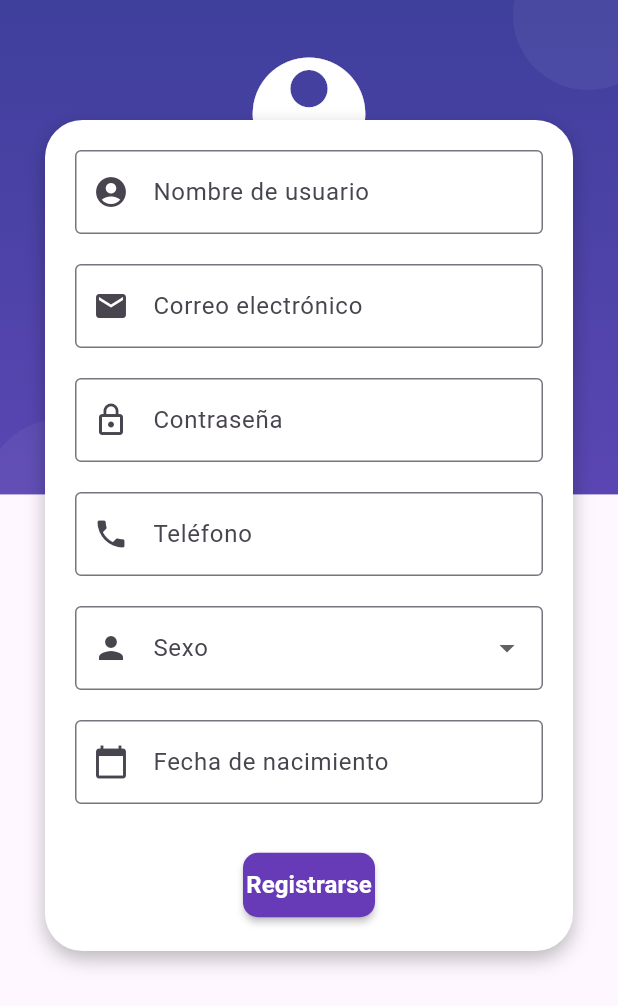
After one commit to juanvi1921/PMDM, a Flutter app: the LoginScreen screen opened directly, after a tap on "Acceder", after a tap on "¿No tienes una cuenta? Crea una aquí.", on a phone screen of 412 x 824 dp. The commit adds this screen. Shown: the top 1006 px of the screen. Run offline on Flutter 3.47's test engine with Material 3 defaults, Android fonts, the phone set to English and light mode, and no system bars; our stand-ins replace card_swiper, flutter_secure_storage, google_maps_flutter, shared_preferences, sqflite; missing offline and left inert: mobile_scanner; accounts and stored records are empty; network calls fail.

Commit message:
commit con el seminario 6 y la tarea completadas

```diff
--- a/productos_app/lib/main.dart
+++ b/productos_app/lib/main.dart
@@ -1,6 +1,8 @@
 import 'package:flutter/material.dart';
+import 'package:productos_app/screens/login_screen.dart';
 import 'package:productos_app/screens/home_screen.dart';
-import 'package:productos_app/screens/login_screen.dart';
+import 'package:productos_app/providers/login_form_provider.dart'; // Importa el LoginFormProvider
+import 'package:provider/provider.dart'; // Importa el paquete provider
 
 void main() => runApp(const MyApp());
 
@@ -9,7 +11,9 @@ class MyApp extends StatelessWidget {
 
   @override
   Widget build(BuildContext context) {
-    return MaterialApp(
+    return ChangeNotifierProvider(
+      create: (_) => LoginFormProvider(), // Proveemos LoginFormProvider
+      child: MaterialApp(
         debugShowCheckedModeBanner: false,
         title: 'Productos App',
         initialRoute: 'login',
@@ -20,13 +24,7 @@ class MyApp extends StatelessWidget {
           'login': (context) => const LoginScreen(),
           'home': (context) => const HomeScreen(),
         },
-      home: Scaffold(
-        appBar: AppBar(
-          title: const Text('Material App Bar'),
-        ),
-        body: const Center(
-          child: Text('Hello World'),
-        ),
+        // Eliminamos home, porque ya estamos usando rutas
       ),
     );
   }
--- /dev/null
+++ b/productos_app/lib/providers/login_form_provider.dart
@@ -0,0 +1,67 @@
+import 'package:flutter/material.dart';
+
+class LoginFormProvider extends ChangeNotifier {
+  // Definimos los campos para el correo electrónico y la contraseña
+  String _email = '';
+  String _password = '';
+
+  // Definimos una GlobalKey para el formulario
+  final GlobalKey<FormState> formKey = GlobalKey<FormState>();
+
+  // Propiedad para controlar el estado de carga
+  bool _isLoading = false;
+
+  // Getters para acceder a los valores de los campos
+  String get email => _email;
+  String get password => _password;
+  bool get isLoading => _isLoading;
+
+  // Setters para actualizar los valores de los campos
+  set email(String value) {
+    _email = value;
+    notifyListeners(); // Notificamos a los listeners cuando el valor cambia
+  }
+
+  set password(String value) {
+    _password = value;
+    notifyListeners(); // Notificamos a los listeners cuando el valor cambia
+  }
+
+  // Setter para actualizar el estado de carga
+  set isLoading(bool value) {
+    _isLoading = value;
+    notifyListeners(); // Notificamos a los listeners cuando el valor cambia
+  }
+
+  // Método para validar los datos del formulario
+  bool isValidForm() {
+    // Validamos el formulario usando la formKey y el método validate()
+    return formKey.currentState?.validate() ?? false;
+  }
+
+  // Método para validar el correo electrónico
+  String? isValidEmail(String? value) {
+    if (value == null || value.isEmpty) {
+      return 'Por favor ingresa tu correo electrónico';
+    }
+
+    String pattern =
+        r'^(([^<>()[\]\\.,;:\s@\"]+(\.[^<>()[\]\\.,;:\s@\"]+)*)|(\".+\"))@((\[[0-9]{1,3}\.[0-9]{1,3}\.[0-9]{1,3}\.[0-9]{1,3}\])|(([a-zA-Z\-0-9]+\.)+[a-zA-Z]{2,}))$';
+    RegExp regExp = RegExp(pattern);
+
+    if (!regExp.hasMatch(value)) {
+      return 'Por favor ingresa un correo electrónico válido';
+    }
+    return null; // Si es válido
+  }
+
+  // Método para validar la contraseña
+  String? isValidPassword(String? value) {
+    if (value == null || value.isEmpty) {
+      return 'Por favor ingresa tu contraseña';
+    } else if (value.length < 6) {
+      return 'La contraseña debe contener al menos 6 caracteres';
+    }
+    return null; // Si es válido
+  }
+}
--- a/productos_app/lib/screens/login_screen.dart
+++ b/productos_app/lib/screens/login_screen.dart
@@ -1,24 +1,44 @@
 import 'package:flutter/material.dart';
-import 'package:productos_app/widgets/auth_background.dart';
+import 'package:productos_app/screens/register_screen.dart';
+import 'package:productos_app/widgets/widgets.dart';
 
 class LoginScreen extends StatelessWidget {
-  const LoginScreen({super.key});
+  const LoginScreen({Key? key}) : super(key: key);
 
   @override
   Widget build(BuildContext context) {
-    return const Scaffold(
+    return Scaffold(
       body: AuthBackground(
-          child: SingleChildScrollView(
-        child: Column(
-          children: const [
-            SizedBox(height: 250),
-            Text(
-              'LoginScreen',
-              style: TextStyle(fontSize: 24, fontWeight: FontWeight.bold),
-            ),
-          ],
+        child: SingleChildScrollView(
+          child: Column(
+            children: [
+              const SizedBox(height: 250),
+              CardContainer(
+                child: LoginForm(), // Uso del widget LoginForm
+              ),
+              const SizedBox(height: 20),
+              GestureDetector(
+                onTap: () {
+                  // Navegar a la pantalla de registro cuando se toque el texto
+                  Navigator.push(
+                    context,
+                    MaterialPageRoute(
+                        builder: (context) => const RegisterScreen()),
+                  );
+                },
+                child: const Text(
+                  '¿No tienes una cuenta? Crea una aquí.',
+                  style: TextStyle(
+                    fontSize: 14,
+                    color: Colors.blue,
+                    fontWeight: FontWeight.w400,
+                  ),
+                ),
+              ),
+            ],
+          ),
         ),
-      )),
+      ),
     );
   }
 }
--- /dev/null
+++ b/productos_app/lib/screens/register_screen.dart
@@ -0,0 +1,25 @@
+import 'package:flutter/material.dart';
+import 'package:productos_app/widgets/register_form.dart';
+import 'package:productos_app/widgets/widgets.dart'; // Importar el botón de Login
+
+class RegisterScreen extends StatelessWidget {
+  const RegisterScreen({Key? key}) : super(key: key);
+
+  @override
+  Widget build(BuildContext context) {
+    return Scaffold(
+      body: AuthBackground(
+        child: SingleChildScrollView(
+          child: Column(
+            children: [
+              const SizedBox(height: 80),
+              CardContainer(
+                child: RegisterForm(), // Formulario de registro
+              ),
+            ],
+          ),
+        ),
+      ),
+    );
+  }
+}
--- /dev/null
+++ b/productos_app/lib/ui/input_decorations.dart
@@ -0,0 +1,19 @@
+import 'package:flutter/material.dart';
+
+class InputDecorations {
+  // Método estático que devuelve un InputDecoration personalizado
+  static InputDecoration authInputDecoration({
+    required String labelText,
+    IconData? icon, // Icono ahora es opcional
+    String? hintText, // El hintText también es opcional
+  }) {
+    return InputDecoration(
+      labelText: labelText,
+      hintText: hintText, // Puede ser null, y no se mostrará si no se pasa
+      prefixIcon: icon != null
+          ? Icon(icon)
+          : null, // Solo muestra el icono si no es null
+      border: const OutlineInputBorder(),
+    );
+  }
+}
--- a/productos_app/lib/widgets/auth_background.dart
+++ b/productos_app/lib/widgets/auth_background.dart
@@ -1,16 +1,20 @@
 import 'package:flutter/material.dart';
 
 class AuthBackground extends StatelessWidget {
-  const AuthBackground({super.key, required SingleChildScrollView child});
+  final Widget child;
+
+  const AuthBackground({super.key, required this.child});
 
   @override
   Widget build(BuildContext context) {
     return Container(
       width: double.infinity,
       height: double.infinity,
-      child: const Stack(
+      child: Stack(
         children: [
-          PurpleBox(),
+          const PurpleBox(),
+          const _HeaderIcon(),
+          child,
         ],
       ),
     );
@@ -27,7 +31,7 @@ class PurpleBox extends StatelessWidget {
     return Container(
       width: double.infinity,
       height: size.height * 0.4, // 40% of screen height
-      decoration: _purpleBackgorund(),
+      decoration: _purpleBackground(),
       child: Stack(
         children: [
           Positioned(
@@ -45,22 +49,12 @@ class PurpleBox extends StatelessWidget {
             left: -10,
             child: _Circle(),
           ),
-          const Positioned(
-            top: 40,
-            left: 0,
-            right: 0,
-            child: Icon(
-              Icons.person_pin,
-              color: Colors.white,
-              size: 100,
-            ),
-          ),
         ],
       ),
     );
   }
 
-  BoxDecoration _purpleBackgorund() {
+  BoxDecoration _purpleBackground() {
     return const BoxDecoration(
       gradient: LinearGradient(
         colors: [
@@ -87,3 +81,22 @@ class _Circle extends StatelessWidget {
     );
   }
 }
+
+class _HeaderIcon extends StatelessWidget {
+  const _HeaderIcon();
+
+  @override
+  Widget build(BuildContext context) {
+    return SafeArea(
+      child: Container(
+        width: double.infinity,
+        margin: const EdgeInsets.only(top: 30),
+        child: const Icon(
+          Icons.person_pin,
+          color: Colors.white,
+          size: 100,
+        ),
+      ),
+    );
+  }
+}
--- /dev/null
+++ b/productos_app/lib/widgets/card_container.dart
@@ -0,0 +1,34 @@
+import 'package:flutter/material.dart';
+
+class CardContainer extends StatelessWidget {
+  final Widget child;
+
+  const CardContainer({Key? key, required this.child}) : super(key: key);
+
+  @override
+  Widget build(BuildContext context) {
+    return Padding(
+      padding: const EdgeInsets.symmetric(horizontal: 30), // Padding externo
+      child: Container(
+        padding: const EdgeInsets.all(20), // Padding interno
+        width: double.infinity,
+        decoration: createCardShape(),
+        child: child, // El widget que se pase como parámetro
+      ),
+    );
+  }
+
+  BoxDecoration createCardShape() {
+    return BoxDecoration(
+      color: Colors.white,
+      borderRadius: BorderRadius.circular(25),
+      boxShadow: [
+        BoxShadow(
+          color: Colors.black26,
+          blurRadius: 10,
+          offset: const Offset(0, 5),
+        ),
+      ],
+    );
+  }
+}
--- /dev/null
+++ b/productos_app/lib/widgets/login_btn.dart
@@ -0,0 +1,61 @@
+import 'package:flutter/material.dart';
+import 'package:productos_app/providers/login_form_provider.dart';
+
+class LoginBtn extends StatelessWidget {
+  final LoginFormProvider loginForm; // Definir el parámetro loginForm
+
+  const LoginBtn({Key? key, required this.loginForm}) : super(key: key);
+
+  @override
+  Widget build(BuildContext context) {
+    return MaterialButton(
+      onPressed: loginForm.isLoading
+          ? null // Si está cargando, deshabilitamos el botón
+          : () async {
+              // Quitar el foco del teclado
+              FocusScope.of(context).unfocus();
+
+              // Desactivamos el botón y mostramos el indicador de carga
+              loginForm.isLoading = true;
+
+              // Simulamos una petición HTTP
+              await Future.delayed(const Duration(seconds: 2));
+
+              // Aquí puedes verificar la respuesta del backend (simulada)
+              bool loginSuccessful =
+                  false; // Cambiar según la lógica del backend
+
+              if (loginSuccessful) {
+                // Si el login es exitoso, procedemos a la siguiente pantalla
+                print('Login exitoso, navegar a la siguiente pantalla');
+              } else {
+                // Si no es exitoso, restauramos el estado del botón
+                loginForm.isLoading = false;
+                print('Login fallido, restauramos el botón');
+              }
+            },
+      color: Colors.deepPurple, // Color de fondo
+      textColor: Colors.white, // Color del texto
+      padding: const EdgeInsets.symmetric(
+          vertical: 10.0), // Aumento de padding vertical
+      minWidth: 220, // Asegura que el botón ocupe todo el ancho posible
+      shape: RoundedRectangleBorder(
+        borderRadius: BorderRadius.circular(10.0), // Borde redondeado
+      ),
+      child: loginForm.isLoading
+          ? const CircularProgressIndicator(
+              valueColor: AlwaysStoppedAnimation<Color>(Colors.white),
+            )
+          : Text(
+              loginForm.isLoading
+                  ? 'Espere'
+                  : 'Acceder', // Cambiar el texto según el estado de carga
+              style: const TextStyle(
+                fontSize: 16,
+                fontWeight: FontWeight.w600, // Estilo de texto
+                color: Colors.white, // Color blanco para el texto
+              ),
+            ),
+    );
+  }
+}
--- /dev/null
+++ b/productos_app/lib/widgets/login_form.dart
@@ -0,0 +1,69 @@
+import 'package:flutter/material.dart';
+import 'package:productos_app/ui/input_decorations.dart';
+import 'package:productos_app/widgets/widgets.dart';
+import 'package:productos_app/providers/login_form_provider.dart'; // Importar el provider
+import 'package:provider/provider.dart'; // Importar provider
+
+class LoginForm extends StatelessWidget {
+  LoginForm({Key? key}) : super(key: key);
+
+  @override
+  Widget build(BuildContext context) {
+    // Obtener el provider directamente desde el contexto
+    final loginForm = Provider.of<LoginFormProvider>(context);
+
+    return Container(
+      child: Form(
+        key: loginForm.formKey, // Usar la formKey del provider
+        autovalidateMode: AutovalidateMode.onUserInteraction,
+        child: Column(
+          children: [
+            // Campo: Correo electrónico
+            _buildEmailField(loginForm),
+            const SizedBox(height: 20),
+
+            // Campo: Contraseña
+            _buildPasswordField(loginForm),
+            const SizedBox(height: 30), // Espacio entre los campos y el botón
+
+            // Botón de inicio de sesión, pasar loginForm como parámetro
+            LoginBtn(loginForm: loginForm), // Pasamos loginForm al LoginBtn
+
+            const SizedBox(
+                height: 20), // Espacio entre el botón y el texto de registro
+
+            // Aquí hemos eliminado el texto de "Crear cuenta" ya que lo manejamos con otro botón
+          ],
+        ),
+      ),
+    );
+  }
+
+  // Método para crear el campo de correo electrónico con validación
+  Widget _buildEmailField(LoginFormProvider loginForm) {
+    return TextFormField(
+      decoration: InputDecorations.authInputDecoration(
+        labelText: 'Correo Electrónico',
+        icon: Icons.email, // Icono de correo electrónico
+      ),
+      keyboardType: TextInputType.emailAddress,
+      validator: (value) =>
+          loginForm.isValidEmail(value), // Usamos el método de validación
+      onChanged: (value) => loginForm.email = value, // Asignamos al provider
+    );
+  }
+
+  // Método para crear el campo de contraseña con validación
+  Widget _buildPasswordField(LoginFormProvider loginForm) {
+    return TextFormField(
+      decoration: InputDecorations.authInputDecoration(
+        labelText: 'Contraseña',
+        icon: Icons.lock_outline, // Icono de contraseña
+      ),
+      obscureText: true,
+      validator: (value) =>
+          loginForm.isValidPassword(value), // Usamos el método de validación
+      onChanged: (value) => loginForm.password = value, // Asignamos al provider
+    );
+  }
+}
--- /dev/null
+++ b/productos_app/lib/widgets/register_btn.dart
@@ -0,0 +1,36 @@
+import 'package:flutter/material.dart';
+
+class RegisterBtn extends StatelessWidget {
+  final GlobalKey<FormState> formKey;
+
+  const RegisterBtn({Key? key, required this.formKey}) : super(key: key);
+
+  @override
+  Widget build(BuildContext context) {
+    return MaterialButton(
+      onPressed: () {
+        if (formKey.currentState?.validate() ?? false) {
+          // Simula la espera de la respuesta del servidor
+          Future.delayed(const Duration(seconds: 2), () {
+            // Aquí puedes agregar la lógica para el registro
+            // Si todo es exitoso, por ejemplo, navegar a otra pantalla
+            print('Formulario de registro válido');
+          });
+        }
+      },
+      color: Colors.deepPurple,
+      textColor: Colors.white,
+      padding: const EdgeInsets.symmetric(vertical: 10.0),
+      shape: RoundedRectangleBorder(
+        borderRadius: BorderRadius.circular(10.0),
+      ),
+      child: const Text(
+        'Registrarse',
+        style: TextStyle(
+          fontSize: 16,
+          fontWeight: FontWeight.w600,
+        ),
+      ),
+    );
+  }
+}
--- /dev/null
+++ b/productos_app/lib/widgets/register_form.dart
@@ -0,0 +1,162 @@
+import 'package:flutter/material.dart';
+import 'package:productos_app/ui/input_decorations.dart';
+import 'package:productos_app/widgets/register_btn.dart';
+
+class RegisterForm extends StatelessWidget {
+  final GlobalKey<FormState> _formKey = GlobalKey<FormState>();
+
+  RegisterForm({Key? key}) : super(key: key);
+
+  @override
+  Widget build(BuildContext context) {
+    return Form(
+      key: _formKey,
+      autovalidateMode: AutovalidateMode.onUserInteraction,
+      child: Column(
+        children: [
+          // Campo para el nombre de usuario
+          _buildUsernameField(),
+          const SizedBox(height: 20),
+
+          // Campo para el correo electrónico
+          _buildEmailField(),
+          const SizedBox(height: 20),
+
+          // Campo para la contraseña
+          _buildPasswordField(),
+          const SizedBox(height: 20),
+
+          // Campo para el teléfono
+          _buildPhoneField(),
+          const SizedBox(height: 20),
+
+          // Campo para el sexo
+          _buildGenderField(),
+          const SizedBox(height: 20),
+
+          // Campo para la fecha de nacimiento
+          _buildBirthDateField(),
+          const SizedBox(height: 30),
+
+          // Botón de registro
+          RegisterBtn(formKey: _formKey),
+        ],
+      ),
+    );
+  }
+
+  // Campo para el nombre de usuario
+  Widget _buildUsernameField() {
+    return TextFormField(
+      decoration: InputDecorations.authInputDecoration(
+        labelText: 'Nombre de usuario',
+        icon: Icons.account_circle,
+      ),
+      validator: (value) {
+        if (value == null || value.isEmpty) {
+          return 'Por favor ingresa tu nombre de usuario';
+        }
+        return null;
+      },
+    );
+  }
+
+  // Campo para el correo electrónico
+  Widget _buildEmailField() {
+    return TextFormField(
+      decoration: InputDecorations.authInputDecoration(
+        labelText: 'Correo electrónico',
+        icon: Icons.email,
+      ),
+      keyboardType: TextInputType.emailAddress,
+      validator: (value) {
+        String pattern =
+            r'^(([^<>()[\]\\.,;:\s@\"]+(\.[^<>()[\]\\.,;:\s@\"]+)*)|(\".+\"))@((\[[0-9]{1,3}\.[0-9]{1,3}\.[0-9]{1,3}\.[0-9]{1,3}\])|(([a-zA-Z\-0-9]+\.)+[a-zA-Z]{2,}))$';
+        RegExp regExp = RegExp(pattern);
+
+        if (value == null || value.isEmpty) {
+          return 'Por favor ingresa tu correo electrónico';
+        } else if (!regExp.hasMatch(value)) {
+          return 'Por favor ingresa un correo electrónico válido';
+        }
+        return null;
+      },
+    );
+  }
+
+  // Campo para la contraseña
+  Widget _buildPasswordField() {
+    return TextFormField(
+      decoration: InputDecorations.authInputDecoration(
+        labelText: 'Contraseña',
+        icon: Icons.lock_outline,
+      ),
+      obscureText: true,
+      validator: (value) {
+        if (value == null || value.isEmpty) {
+          return 'Por favor ingresa tu contraseña';
+        } else if (value.length < 6) {
+          return 'La contraseña debe tener al menos 6 caracteres';
+        }
+        return null;
+      },
+    );
+  }
+
+  // Campo para el teléfono
+  Widget _buildPhoneField() {
+    return TextFormField(
+      decoration: InputDecorations.authInputDecoration(
+        labelText: 'Teléfono',
+        icon: Icons.phone,
+      ),
+      keyboardType: TextInputType.phone,
+      validator: (value) {
+        if (value == null || value.isEmpty) {
+          return 'Por favor ingresa tu número de teléfono';
+        }
+        return null;
+      },
+    );
+  }
+
+  // Campo para el sexo
+  Widget _buildGenderField() {
+    return DropdownButtonFormField<String>(
+      decoration: InputDecorations.authInputDecoration(
+        labelText: 'Sexo',
+        icon: Icons.person,
+      ),
+      items: ['Masculino', 'Femenino', 'Otro']
+          .map((gender) => DropdownMenuItem<String>(
+                value: gender,
+                child: Text(gender),
+              ))
+          .toList(),
+      onChanged: (value) {},
+      validator: (value) {
+        if (value == null || value.isEmpty) {
+          return 'Por favor selecciona tu sexo';
+        }
+        return null;
+      },
+    );
+  }
+
+  // Campo para la fecha de nacimiento
+  Widget _buildBirthDateField() {
+    return TextFormField(
+      decoration: InputDecorations.authInputDecoration(
+        labelText: 'Fecha de nacimiento',
+        icon: Icons.calendar_today,
+      ),
+      keyboardType: TextInputType.datetime,
+      validator: (value) {
+        if (value == null || value.isEmpty) {
+          return 'Por favor ingresa tu fecha de nacimiento';
+        }
+        return null;
+      },
+    );
+  }
+}
--- /dev/null
+++ b/productos_app/lib/widgets/widgets.dart
@@ -0,0 +1,4 @@
+export 'package:productos_app/widgets/card_container.dart';
+export 'package:productos_app/widgets/login_form.dart';
+export 'package:productos_app/widgets/auth_background.dart';
+export 'package:productos_app/widgets/login_btn.dart';
```
Also changed, not shown: productos_app/pubspec.yaml (added, +82 -0 lines), 1 other file. Lines whose indentation alone changed are shown as unchanged.
